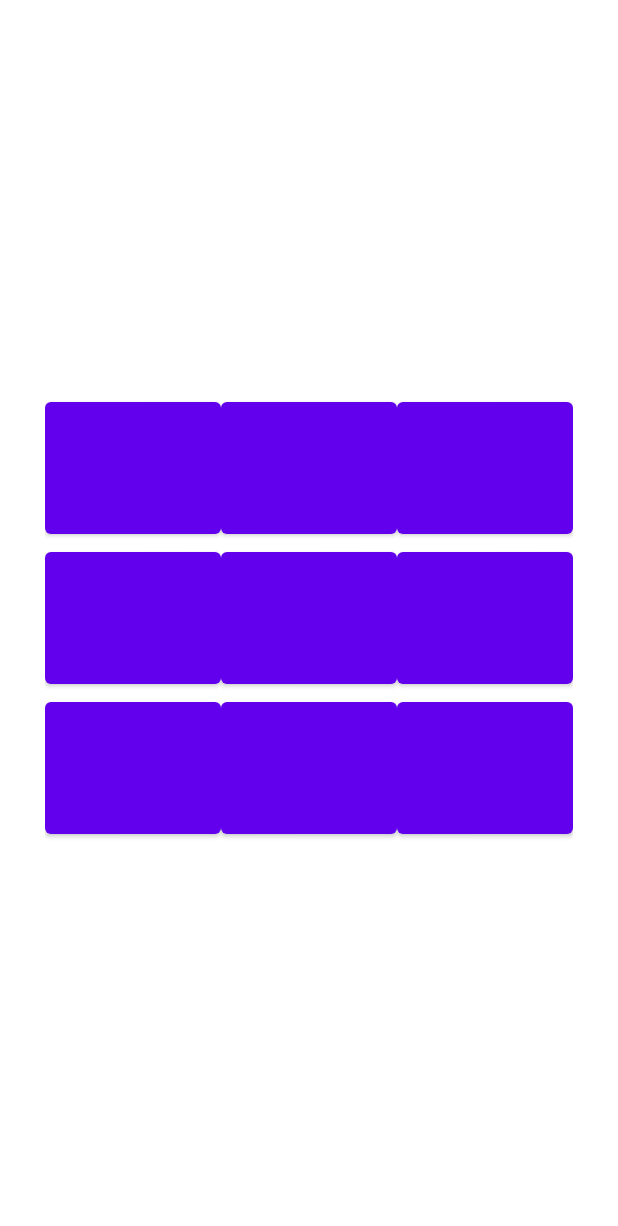
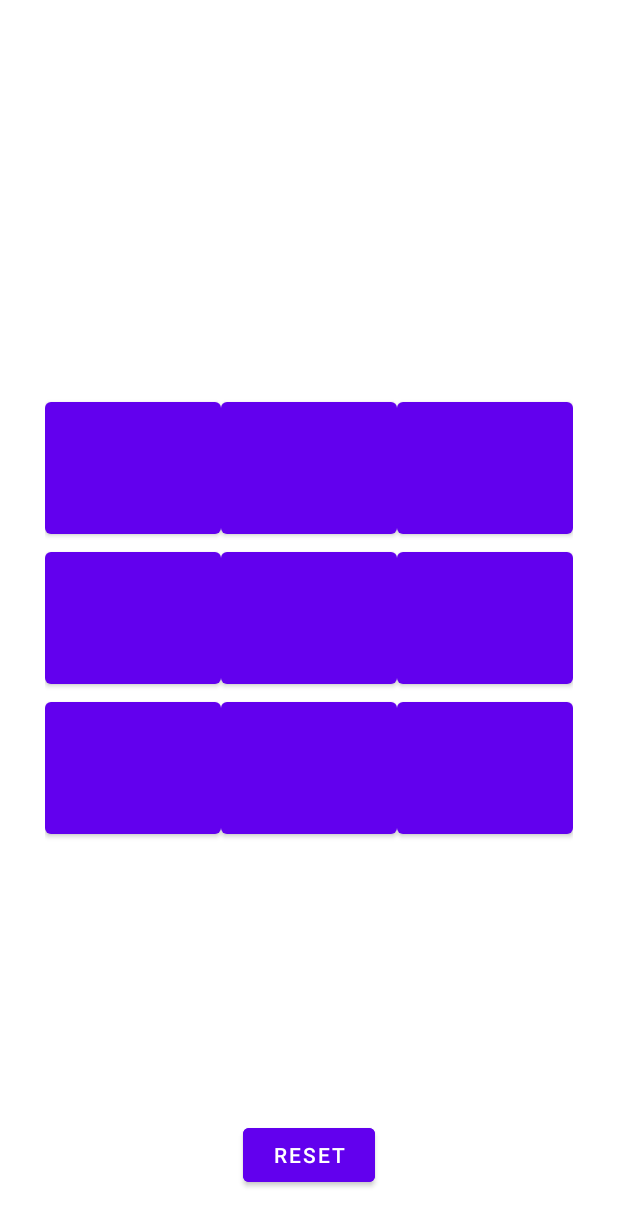
Before and after one commit to lukadvali/homework3, an Android app: the layout activity_main.xml on its own in the app's theme, with its tools: preview values and no code run, on a phone screen of 412 x 824 dp. Shown: the top 1226 px of the screen. Run offline under Robolectric (Android 15) with nearby library versions, the phone set to English and light mode, and no system bars.

Commit message:
homework3

```diff
--- a/app/src/main/res/layout/activity_main.xml
+++ b/app/src/main/res/layout/activity_main.xml
@@ -4,7 +4,7 @@
     xmlns:tools="http://schemas.android.com/tools"
     android:layout_width="match_parent"
     android:layout_height="match_parent"
-    tools:context=".MainActivity">
+    tools:context=".MainActivity">c
 
     <TableLayout
         android:layout_width="match_parent"
@@ -97,4 +97,16 @@
 
     </TableLayout>
 
+    <Button
+        android:backgroundTint="@color/purple_500"
+        android:layout_width="wrap_content"
+        android:layout_height="wrap_content"
+        android:text="reset"
+        android:id="@+id/reset"
+        app:layout_constraintBottom_toBottomOf="parent"
+        app:layout_constraintEnd_toEndOf="parent"
+        app:layout_constraintStart_toStartOf="parent"
+        android:layout_marginBottom="30dp"/>
+
+
 </androidx.constraintlayout.widget.ConstraintLayout>
```
Also changed, not shown: app/src/main/java/com/adjarabet/myapplication/MainActivity.kt (+48 -3 lines). Lines whose indentation alone changed are shown as unchanged.
